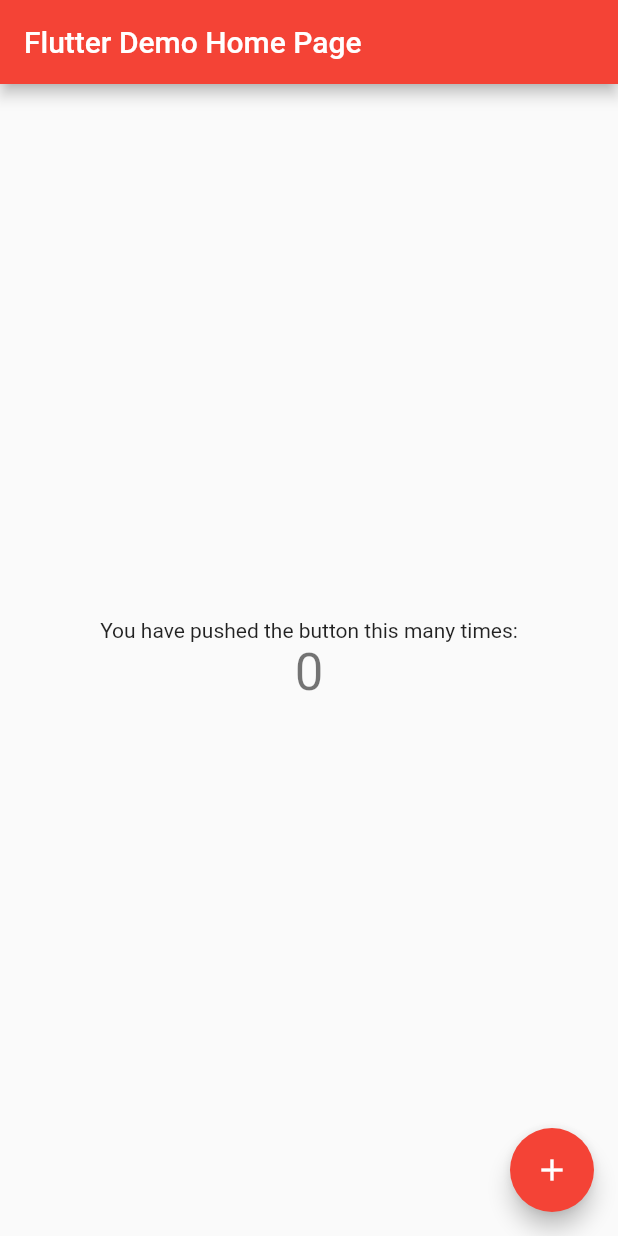
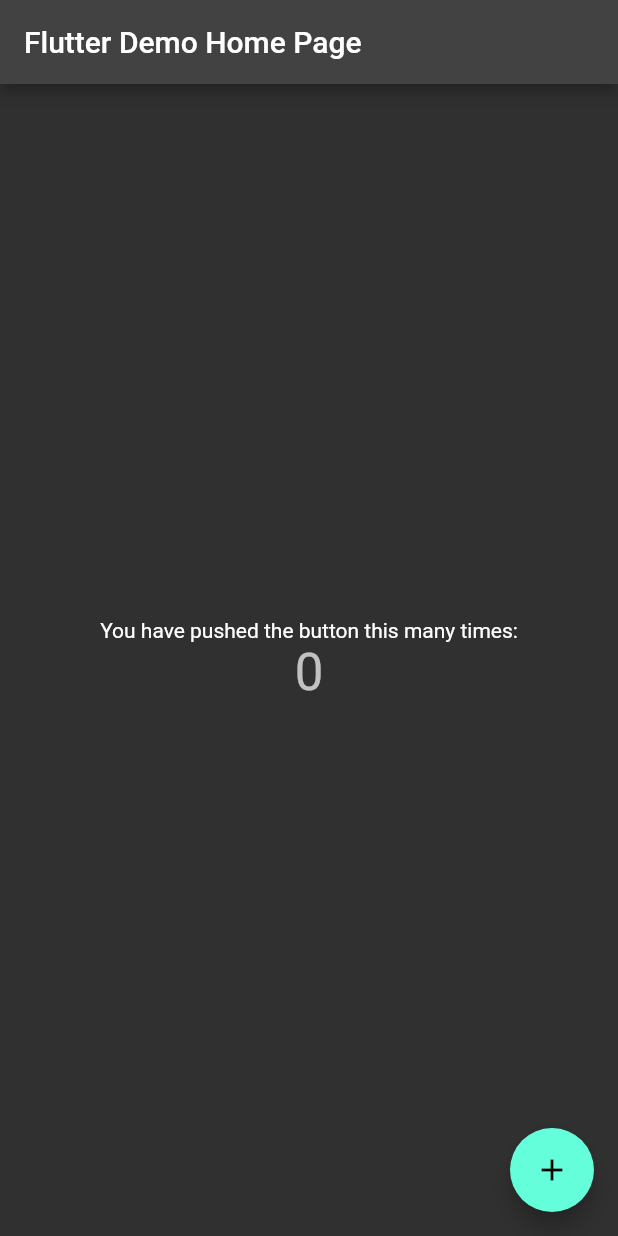
Before and after one commit to erdemgocen44/Flutter-Learn, a Flutter app: the screen it shows after launch, on a phone screen of 412 x 824 dp. Run offline on Flutter 3.47's test engine with Material 2 defaults, Android fonts, the phone set to English and light mode, and no system bars.

Commit message:
first commit

```diff
--- a/lib/main.dart
+++ b/lib/main.dart
@@ -12,18 +12,7 @@ class MyApp extends StatelessWidget {
   Widget build(BuildContext context) {
     return MaterialApp(
       title: 'Flutter Demo',
-      theme: ThemeData(
-        // This is the theme of your application.
-        //
-        // Try running your application with "flutter run". You'll see the
-        // application has a blue toolbar. Then, without quitting the app, try
-        // changing the primarySwatch below to Colors.green and then invoke
-        // "hot reload" (press "r" in the console where you ran "flutter run",
-        // or simply save your changes to "hot reload" in a Flutter IDE).
-        // Notice that the counter didn't reset back to zero; the application
-        // is not restarted.
-        primarySwatch: Colors.red,
-      ),
+      theme: ThemeData.dark(),
       home: const MyHomePage(title: 'Flutter Demo Home Page'),
     );
   }
```
